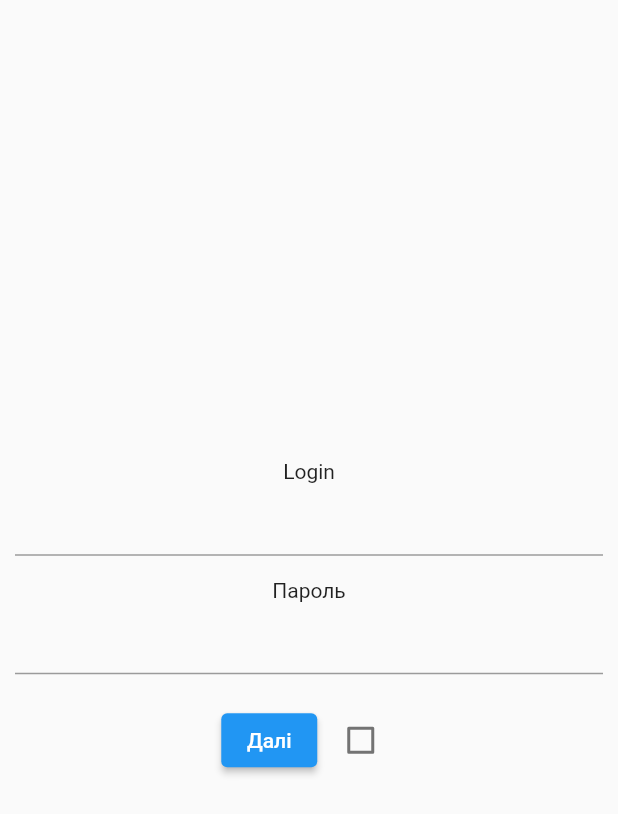
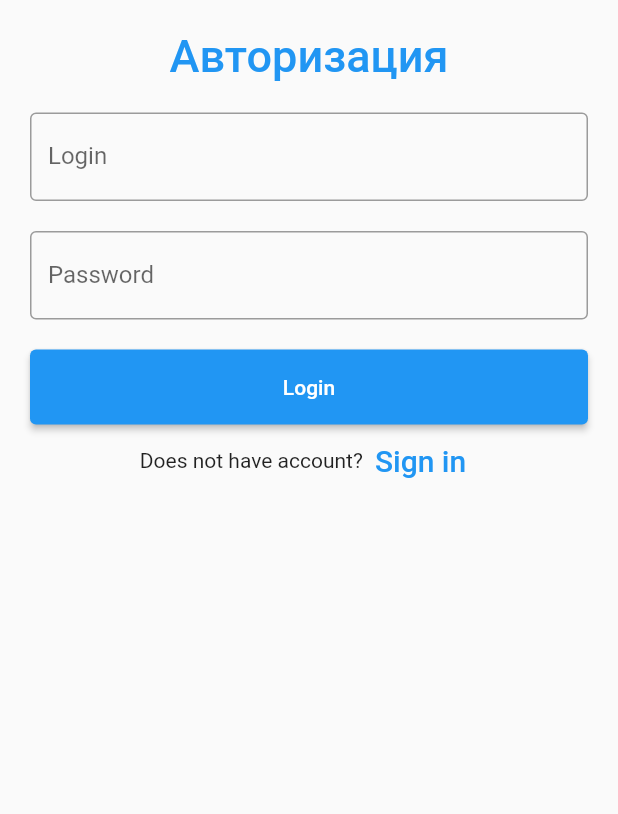
Before and after one commit to Serg8787/flutter_course_one, a Flutter app: the screen it shows after launch, on a phone screen of 412 x 824 dp. Shown: the top 814 px of the screen. Run offline on Flutter 3.47's test engine with Material 2 defaults, Android fonts, the phone set to English and light mode, and no system bars; our stand-ins replace shared_preferences.

Commit message:
new login screen

```diff
--- a/lib/screens/login_screen.dart
+++ b/lib/screens/login_screen.dart
@@ -1,96 +1,86 @@
 import 'package:flutter/material.dart';
-import 'package:flutter_course_one/screens/welcome_dart.dart';
-import 'package:shared_preferences/shared_preferences.dart';
+
 
 class LoginScreen extends StatefulWidget {
-  const LoginScreen({Key? key}) : super(key: key);
+
 
   @override
-  State<LoginScreen> createState() => _LoginScreenState();
+  State<LoginScreen> createState() => LoginScreenState();
 }
 
-class _LoginScreenState extends State<LoginScreen> {
-  final _formKey = GlobalKey<FormState>();
-  bool checkBoxValue = false;
-  late SharedPreferences preferences;
-  @override
-  void initState() {
-    super.initState();
-    init();
-  }
-  Future init() async {
-    preferences = await SharedPreferences.getInstance();
-  }
+
+
+class LoginScreenState extends State<LoginScreen> {
+  TextEditingController nameController = TextEditingController();
+  TextEditingController passwordController = TextEditingController();
 
   @override
   Widget build(BuildContext context) {
     return Scaffold(
-      body: Container(
-        padding: EdgeInsets.all(10.0),
-        child: Form(
-          key: _formKey,
-          child: Column(
-            mainAxisAlignment: MainAxisAlignment.center,
-            children: [
-              Text("Login"),
-              TextFormField(validator: (value) {
-                if (value!.isEmpty) return "Это поле не может быть пустым";
-                if (value != "admin") return "Все правильно";
-              }),
-              SizedBox(height: 15),
-              Text("Пароль"),
-              TextFormField(validator: (value) {
-                if (value!.isEmpty) return "Это поле не может быть пустым";
-                if (value != "12345") return "Все правильно";
-              }),
-              SizedBox(height: 20),
+      body: Padding(
+          padding: const EdgeInsets.all(10),
+          child: ListView(
+            children: <Widget>[
+              Container(
+                  alignment: Alignment.center,
+                  padding: const EdgeInsets.all(10),
+                  child: const Text(
+                    'Авторизация',
+                    style: TextStyle(
+                        color: Colors.blue,
+                        fontWeight: FontWeight.w500,
+                        fontSize: 30),
+                  )),
+              Container(
+                padding: const EdgeInsets.all(10),
+                child: TextField(
+                  controller: nameController,
+                  decoration: const InputDecoration(
+                    border: OutlineInputBorder(),
+                    labelText: 'Login',
+                  ),
+                ),
+              ),
+              Container(
+                padding: const EdgeInsets.fromLTRB(10, 10, 10, 0),
+                child: TextField(
+                  obscureText: true,
+                  controller: passwordController,
+                  decoration: const InputDecoration(
+                    border: OutlineInputBorder(),
+                    labelText: 'Password',
+                  ),
+                ),
+              ),
+              SizedBox(height: 20,),
+              Container(
+                  height: 50,
+                  padding: const EdgeInsets.fromLTRB(10, 0, 10, 0),
+                  child: ElevatedButton(
+                    child: const Text('Login'),
+                    onPressed: () {
+                      print(nameController.text);
+                      print(passwordController.text);
+                    },
+                  )
+              ),
               Row(
-                mainAxisAlignment: MainAxisAlignment.center,
-                children: [
-                  ElevatedButton(
+                children: <Widget>[
+                  const Text('Does not have account?'),
+                  TextButton(
+                    child: const Text(
+                      'Sign in',
+                      style: TextStyle(fontSize: 20),
+                    ),
                     onPressed: () {
-                      if (_formKey.currentState!.validate()) {
-                        ScaffoldMessenger.of(context)
-                            .showSnackBar(SnackBar(content: Text("Good")));
-
-                        Navigator.of(context).pushReplacement(
-                            MaterialPageRoute(builder: (_) => Welcome()));
-                      } else {
-                        ScaffoldMessenger.of(context).showSnackBar(
-                            SnackBar(content: Text("Login failed")));
-                      }
-                    },
-                    child: Center(
-                      child: Text(
-                        "Далі",
-                        style: TextStyle(color: Colors.white),
-                      ),
-                    ),
-                  ),
-                  SizedBox(
-                    width: 5,
-                  ),
-                  Checkbox(
-                    value: checkBoxValue,
-                    onChanged: (bool? newValue) {
-                      setState(() {
-                        checkBoxValue = newValue!;
-                      });
-                      if (checkBoxValue == true &&
-                          _formKey.currentState!.validate()) {
-                        preferences.setBool("admin", true);
-                        print(preferences.getBool("admin"));
-                        ScaffoldMessenger.of(context).showSnackBar(
-                            SnackBar(content: Text("Галочка работает")));
-                      }
+                      //signup screen
                     },
                   )
                 ],
+                mainAxisAlignment: MainAxisAlignment.center,
               ),
             ],
-          ),
-        ),
-      ),
+          )),
     );
   }
 }
```
Also changed, not shown: lib/main.dart (+9 -13 lines).
